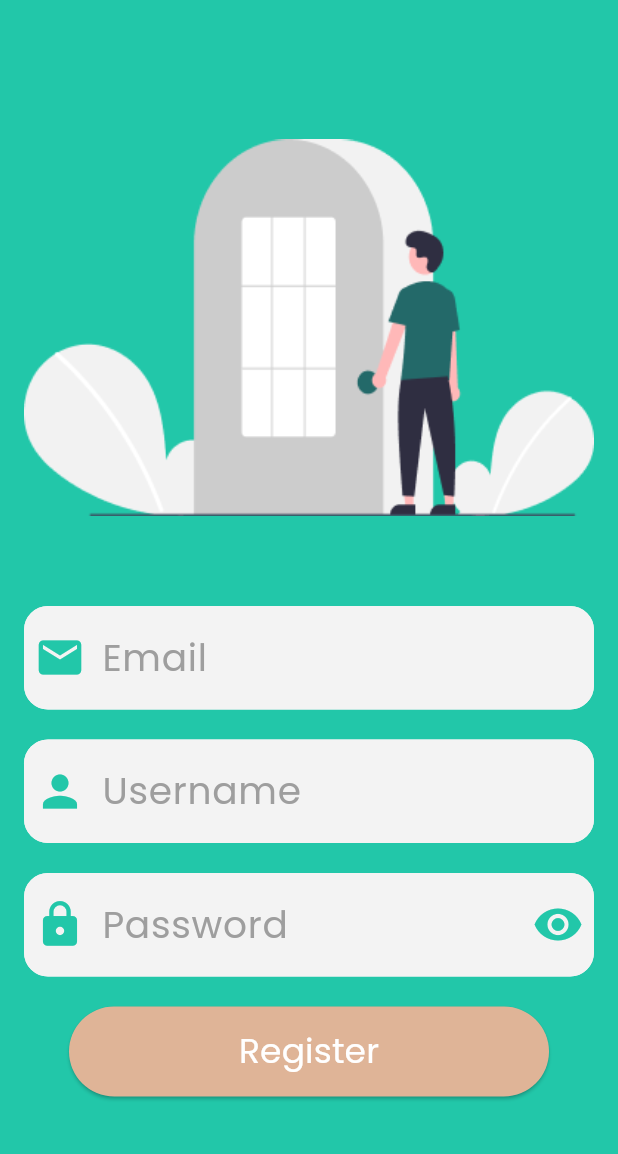
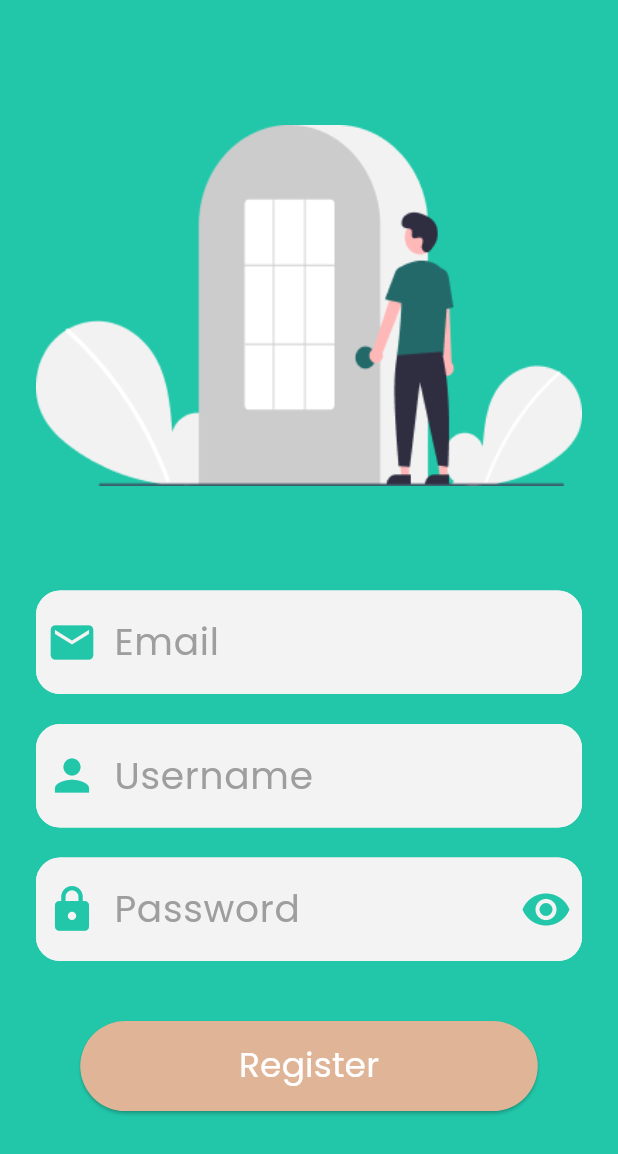
Before and after one commit to MohamedAshrafMadkour/food-app, a Flutter app: the RegisterView screen opened by its route, on a phone screen of 412 x 824 dp. Shown: the top 1154 px of the screen. Run offline on Flutter 3.47's test engine with Material 3 defaults, Android fonts, the phone set to English and light mode, and no system bars; our stand-ins replace go_router.

Commit message:
create complete register view and it's content

```diff
--- a/lib/feature/auth/login_and_register_view/view/widgets/custom_button.dart
+++ b/lib/feature/auth/login_and_register_view/view/widgets/custom_button.dart
@@ -9,7 +9,7 @@ class CustomButton extends StatelessWidget {
   Widget build(BuildContext context) {
     return ElevatedButton(
       style: ElevatedButton.styleFrom(
-        minimumSize: const Size(320, 60),
+        minimumSize: const Size(305, 60),
         backgroundColor: const Color(0xffDFB497),
       ),
       onPressed: onPressed,
--- a/lib/feature/auth/login_and_register_view/view/widgets/register_view_body.dart
+++ b/lib/feature/auth/login_and_register_view/view/widgets/register_view_body.dart
@@ -11,14 +11,14 @@ class RegisterViewBody extends StatelessWidget {
   @override
   Widget build(BuildContext context) {
     return Padding(
-      padding: const EdgeInsets.symmetric(horizontal: 16),
+      padding: const EdgeInsets.symmetric(horizontal: 24),
       child: Center(
         child: SingleChildScrollView(
           child: Column(
             mainAxisAlignment: MainAxisAlignment.center,
             children: [
               Image.asset(Assets.imagesLogin1),
-              const SizedBox(height: 60),
+              const SizedBox(height: 70),
               const CustomTextFormField(icon: Icons.email, hintText: 'Email'),
               const SizedBox(height: 20),
               const CustomTextFormField(
@@ -31,7 +31,7 @@ class RegisterViewBody extends StatelessWidget {
                 hintText: 'Password',
                 sufIcon: Icons.visibility,
               ),
-              const SizedBox(height: 20),
+              const SizedBox(height: 40),
               CustomButton(
                 onPressed: () {
                   GoRouter.of(
```
Also changed, not shown: lib/feature/auth/login_and_register_view/view/complete_register_view.dart (+6 -1 lines), lib/feature/auth/login_and_register_view/view/widgets/complete_register_view_body.dart (added, +25 -0 lines).
